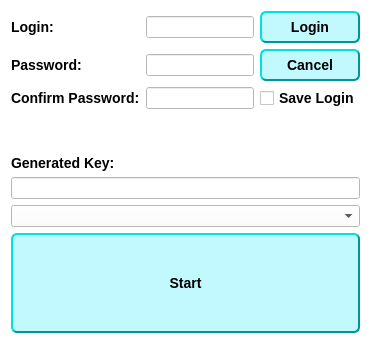
The window that src/login.ui (hsBoyz/MiniLockSync) describes before a commit, drawn with Qt 5.
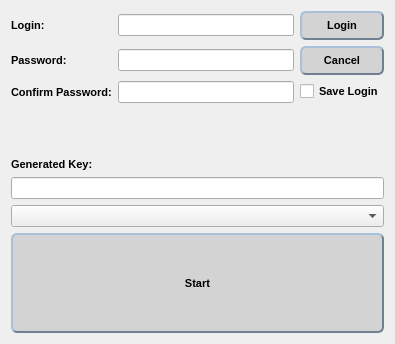
The same window after the commit. Icons and pictures are not drawn.

Diff of the .ui file:
```diff
--- a/src/login.ui
+++ b/src/login.ui
@@ -2,6 +2,14 @@
 <ui version="4.0">
  <class>login</class>
  <widget class="QWidget" name="login">
+  <property name="geometry">
+   <rect>
+    <x>0</x>
+    <y>0</y>
+    <width>395</width>
+    <height>344</height>
+   </rect>
+  </property>
   <property name="windowTitle">
    <string>MiniLockSync - Login</string>
   </property>
@@ -10,7 +18,7 @@
     <normaloff>:/icons/images/MiniLock_15x15.png</normaloff>:/icons/images/MiniLock_15x15.png</iconset>
   </property>
   <property name="styleSheet">
-   <string notr="true">background-color: rgb(255, 255, 255);</string>
+   <string notr="true"/>
   </property>
   <layout class="QGridLayout" name="gridLayout_2">
    <item row="7" column="0" colspan="3">
@@ -32,7 +40,7 @@
      </property>
      <property name="styleSheet">
       <string notr="true">QLabel#label3 {
-	font: bold 14px;
+	font: bold 11px;
 }</string>
      </property>
      <property name="text">
@@ -47,19 +55,16 @@
     <widget class="QPushButton" name="loginButton">
      <property name="styleSheet">
       <string notr="true">QPushButton#loginButton {
-     background-color: rgb(194, 249, 255);
+     background-color: #D3D3D3;
      border-style: outset;
      border-width: 2px;
      border-radius: 6px;
-     border-color: rgb(0, 150, 150);
-     font: bold 14px;
+     border-color: #708090;
+     font: bold 11px;
      min-width: 5em;
      padding: 6px;
  }
- QPushButton#loginButton:pressed {
-     background-color: rgb(71, 255, 255);
-     border-style: inset;
- }
+
 QPushButton#loginButton:hover {
 	 background-color: rgb(100, 255, 255);
 }</string>
@@ -76,7 +81,7 @@
     <widget class="QLabel" name="label_2">
      <property name="styleSheet">
       <string notr="true">QLabel#label_2 {
-	font: bold 14px;
+	font: bold 11px;
 }</string>
      </property>
      <property name="text">
@@ -91,18 +96,19 @@
     <widget class="QPushButton" name="startButton">
      <property name="minimumSize">
       <size>
-       <width>0</width>
+       <width>81</width>
        <height>100</height>
       </size>
      </property>
      <property name="styleSheet">
       <string notr="true">QPushButton#startButton {
-     background-color: rgb(194, 249, 255);
+    background-color: #D3D3D3;
      border-style: outset;
      border-width: 2px;
      border-radius: 6px;
-     border-color: rgb(0, 150, 150);
-     font: bold 14px;
+     border-color: #708090;
+     font: bold 11px;
+     min-width: 5em;
      padding: 6px;
  }
  QPushButton#startButton:pressed {
@@ -110,8 +116,9 @@
      border-style: inset;
  }
 QPushButton#startButton:hover {
-	 background-color: rgb(100, 255, 255);
-}</string>
+	 background-color: #B0C4DE;
+}
+</string>
      </property>
      <property name="text">
       <string>Start</string>
@@ -125,7 +132,7 @@
     <widget class="QCheckBox" name="saveLogin">
      <property name="styleSheet">
       <string notr="true">QCheckBox {
-     font: bold 14px;
+     font: bold 11px;
  }
 </string>
      </property>
@@ -138,7 +145,7 @@
     <widget class="QLabel" name="label1">
      <property name="styleSheet">
       <string notr="true">QLabel#label1 {
-	font: bold 14px;
+	font: bold 11px;
 }</string>
      </property>
      <property name="text">
@@ -166,12 +173,12 @@
     <widget class="QPushButton" name="cancelButton">
      <property name="styleSheet">
       <string notr="true">QPushButton#cancelButton {
-     background-color: rgb(194, 249, 255);
+     background-color: #D3D3D3;
      border-style: outset;
      border-width: 2px;
      border-radius: 6px;
-     border-color: rgb(0, 150, 150);
-     font: bold 14px;
+     border-color: #708090;
+     font: bold 11px;
      min-width: 5em;
      padding: 6px;
  }
@@ -180,8 +187,9 @@
      border-style: inset;
  }
 QPushButton#cancelButton:hover {
-	 background-color: rgb(100, 255, 255);
-}</string>
+	 background-color: #B0C4DE;
+}
+</string>
      </property>
      <property name="text">
       <string>Cancel</string>
@@ -192,7 +200,7 @@
     <widget class="QLabel" name="label">
      <property name="styleSheet">
       <string notr="true">QLabel#label {
-	font: bold 14px;
+	font: bold 11px;
 }</string>
      </property>
      <property name="text">
```
Left out of the diff: 31 changed lines with no effect on the pictures.
